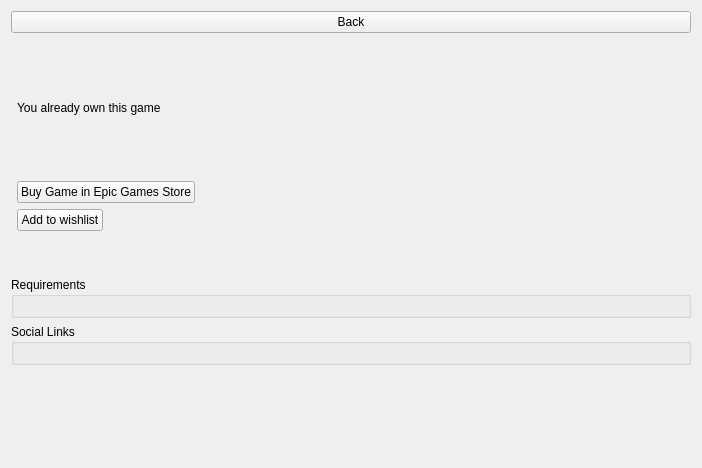
This is rare/ui/components/tabs/store/shop_game_info.ui in RareDevs/Rare as Qt 5 draws it before an edit. The edited form follows.
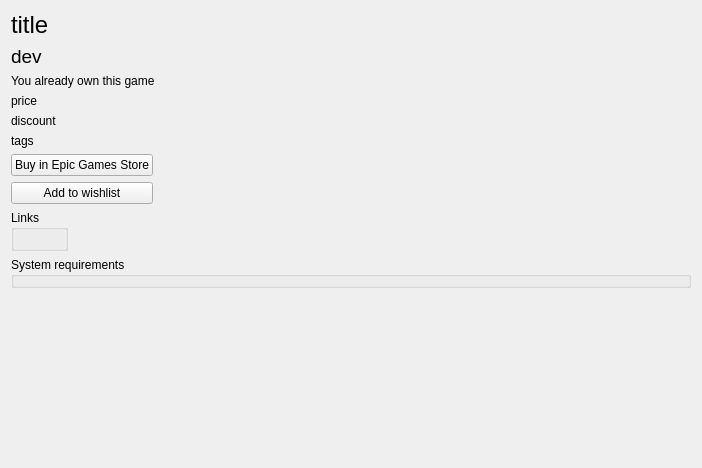
This is the edited form.

Commit message: Store: Clean up store UI by using library widgets

Diff of the .ui file:
```diff
--- a/rare/ui/components/tabs/store/shop_game_info.ui
+++ b/rare/ui/components/tabs/store/shop_game_info.ui
@@ -15,30 +15,37 @@
   </property>
   <layout class="QVBoxLayout" name="verticalLayout">
    <item>
-    <widget class="QPushButton" name="back_button">
-     <property name="text">
-      <string>Back</string>
-     </property>
-    </widget>
-   </item>
-   <item>
-    <layout class="QHBoxLayout" name="horizontalLayout">
+    <layout class="QHBoxLayout" name="image_info_layout">
      <item>
-      <widget class="QStackedWidget" name="image_stack">
-       <property name="sizePolicy">
-        <sizepolicy hsizetype="Maximum" vsizetype="Preferred">
-         <horstretch>0</horstretch>
-         <verstretch>0</verstretch>
-        </sizepolicy>
-       </property>
-       <property name="currentIndex">
-        <number>-1</number>
-       </property>
-      </widget>
-     </item>
-     <item>
-      <layout class="QVBoxLayout" name="verticalLayout_2">
-       <item>
+      <layout class="QGridLayout" name="info_layout">
+       <item row="6" column="1">
+        <spacer name="horizontalSpacer">
+         <property name="orientation">
+          <enum>Qt::Horizontal</enum>
+         </property>
+         <property name="sizeHint" stdset="0">
+          <size>
+           <width>40</width>
+           <height>20</height>
+          </size>
+         </property>
+        </spacer>
+       </item>
+       <item row="5" column="0" colspan="2">
+        <widget class="QLabel" name="tags">
+         <property name="text">
+          <string notr="true">tags</string>
+         </property>
+        </widget>
+       </item>
+       <item row="4" column="0" colspan="2">
+        <widget class="QLabel" name="discount_price">
+         <property name="text">
+          <string notr="true">discount</string>
+         </property>
+        </widget>
+       </item>
+       <item row="0" column="0" colspan="2">
         <widget class="QLabel" name="title">
          <property name="font">
           <font>
@@ -46,14 +53,35 @@
           </font>
          </property>
          <property name="text">
-          <string/>
+          <string notr="true">title</string>
          </property>
          <property name="textInteractionFlags">
           <set>Qt::LinksAccessibleByMouse|Qt::TextSelectableByMouse</set>
          </property>
         </widget>
        </item>
-       <item>
+       <item row="6" column="0">
+        <layout class="QVBoxLayout" name="button_layout">
+         <property name="sizeConstraint">
+          <enum>QLayout::SetFixedSize</enum>
+         </property>
+         <item>
+          <widget class="QPushButton" name="open_store_button">
+           <property name="text">
+            <string>Buy in Epic Games Store</string>
+           </property>
+          </widget>
+         </item>
+         <item>
+          <widget class="QPushButton" name="wishlist_button">
+           <property name="text">
+            <string>Add to wishlist</string>
+           </property>
+          </widget>
+         </item>
+        </layout>
+       </item>
+       <item row="1" column="0" colspan="2">
         <widget class="QLabel" name="dev">
          <property name="font">
           <font>
@@ -61,87 +89,48 @@
           </font>
          </property>
          <property name="text">
-          <string notr="true"/>
+          <string notr="true">dev</string>
          </property>
          <property name="textInteractionFlags">
           <set>Qt::LinksAccessibleByMouse|Qt::TextSelectableByMouse</set>
          </property>
         </widget>
        </item>
-       <item>
+       <item row="2" column="0" colspan="2">
         <widget class="QLabel" name="owned_label">
          <property name="text">
           <string>You already own this game</string>
          </property>
         </widget>
        </item>
-       <item>
+       <item row="3" column="0" colspan="2">
         <widget class="QLabel" name="price">
          <property name="text">
-          <string notr="true"/>
+          <string notr="true">price</string>
          </property>
          <property name="textInteractionFlags">
           <set>Qt::LinksAccessibleByMouse|Qt::TextSelectableByMouse</set>
          </property>
         </widget>
        </item>
-       <item>
-        <widget class="QLabel" name="discount_price">
-         <property name="text">
-          <string notr="true"/>
-         </property>
-        </widget>
-       </item>
-       <item>
-        <widget class="QLabel" name="tags">
-         <property name="text">
-          <string notr="true"/>
-         </property>
-        </widget>
-       </item>
-       <item>
-        <widget class="QPushButton" name="open_store_button">
+       <item row="7" column="0" colspan="2">
+        <widget class="QGroupBox" name="social_group">
          <property name="sizePolicy">
-          <sizepolicy hsizetype="Maximum" vsizetype="Fixed">
+          <sizepolicy hsizetype="Fixed" vsizetype="Fixed">
            <horstretch>0</horstretch>
            <verstretch>0</verstretch>
           </sizepolicy>
          </property>
-         <property name="text">
-          <string>Buy Game in Epic Games Store</string>
+         <property name="title">
+          <string>Links</string>
          </property>
+         <layout class="QHBoxLayout" name="social_layout"/>
         </widget>
        </item>
-       <item>
-        <widget class="QPushButton" name="wishlist_button">
-         <property name="sizePolicy">
-          <sizepolicy hsizetype="Maximum" vsizetype="Fixed">
-           <horstretch>0</horstretch>
-           <verstretch>0</verstretch>
-          </sizepolicy>
-         </property>
-         <property name="text">
-          <string>Add to wishlist</string>
-         </property>
-        </widget>
-       </item>
-       <item>
-        <spacer name="verticalSpacer_2">
-         <property name="orientation">
-          <enum>Qt::Vertical</enum>
-         </property>
-         <property name="sizeHint" stdset="0">
-          <size>
-           <width>20</width>
-           <height>40</height>
-          </size>
-         </property>
-        </spacer>
-       </item>
       </layout>
      </item>
      <item>
-      <spacer name="horizontalSpacer">
+      <spacer name="image_info_hspacer">
        <property name="orientation">
         <enum>Qt::Horizontal</enum>
        </property>
@@ -156,19 +145,30 @@
     </layout>
    </item>
    <item>
-    <widget class="QGroupBox" name="req_group_box">
-     <property name="title">
-      <string>Requirements</string>
+    <widget class="QGroupBox" name="requirements_group">
+     <property name="sizePolicy">
+      <sizepolicy hsizetype="Preferred" vsizetype="Fixed">
+       <horstretch>0</horstretch>
+       <verstretch>0</verstretch>
+      </sizepolicy>
      </property>
-     <layout class="QGridLayout" name="gridLayout_2"/>
-    </widget>
-   </item>
-   <item>
-    <widget class="QGroupBox" name="social_link_gb">
      <property name="title">
-      <string>Social Links</string>
+      <string>System requirements</string>
      </property>
-     <layout class="QHBoxLayout" name="horizontalLayout_2"/>
+     <layout class="QHBoxLayout" name="requirements_layout">
+      <property name="leftMargin">
+       <number>0</number>
+      </property>
+      <property name="topMargin">
+       <number>0</number>
+      </property>
+      <property name="rightMargin">
+       <number>0</number>
+      </property>
+      <property name="bottomMargin">
+       <number>0</number>
+      </property>
+     </layout>
     </widget>
    </item>
    <item>
```
Left out of the diff: 10 changed lines with no effect on the pictures. The commit also changes 19 other files.
